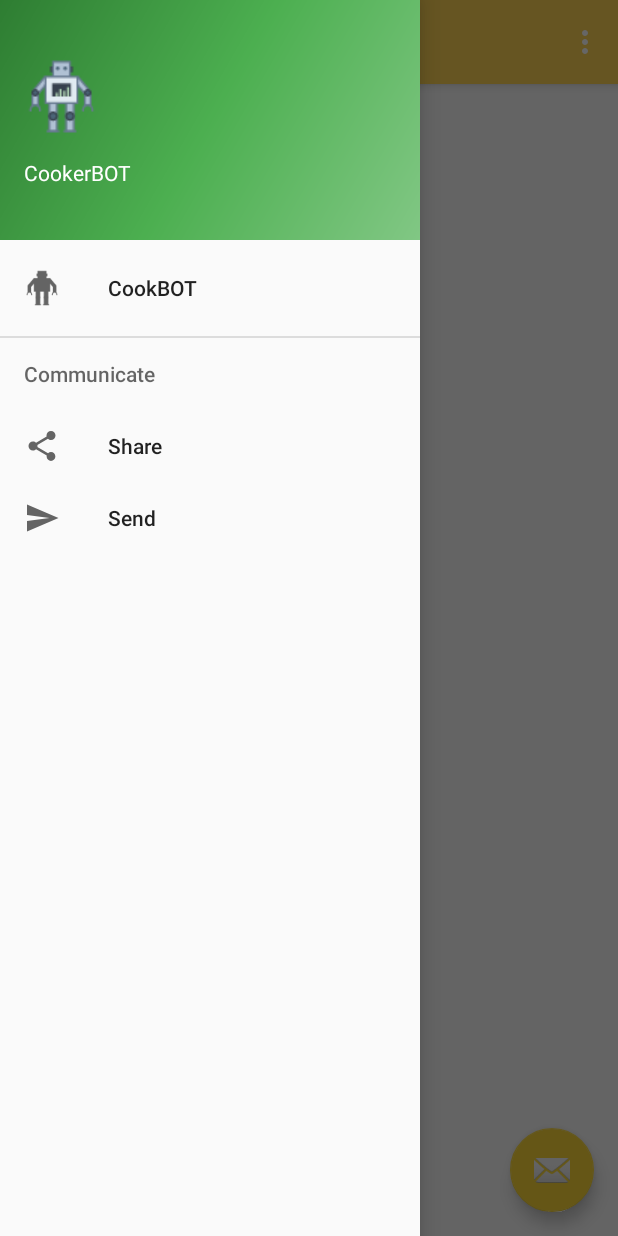
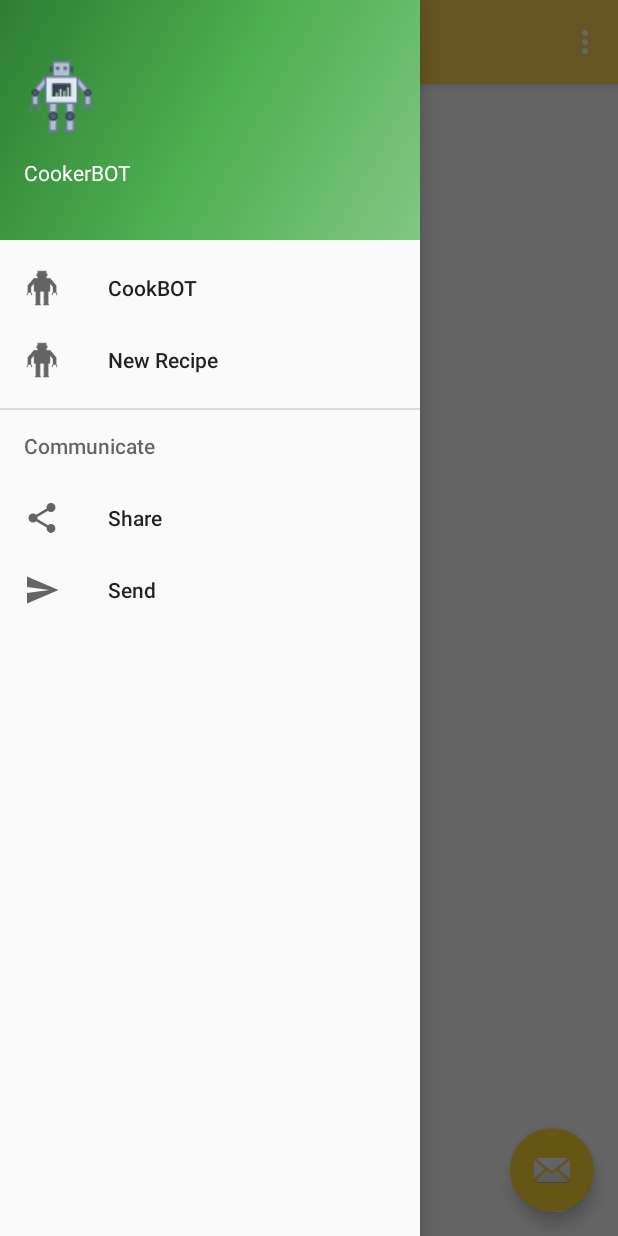
Before and after one commit to borhanreo/cookbot-final, an Android app: the screen it shows after launch (MainActivity), with the side drawer open, on a phone screen of 412 x 824 dp. Run offline under Robolectric (Android 15) with nearby library versions, the phone set to English and light mode, and no system bars.

Commit message:
Update API String

```diff
--- a/app/src/main/res/menu/activity_main_drawer.xml
+++ b/app/src/main/res/menu/activity_main_drawer.xml
@@ -7,9 +7,12 @@
             android:id="@+id/nav_iot"
             android:icon="@drawable/logo"
             android:title="CookBOT" />
+        <item
+            android:id="@+id/nav_create_recipe"
+            android:icon="@drawable/logo"
+            android:title="New Recipe" />
 
     </group>
-
     <item android:title="Communicate">
         <menu>
             <item
```
